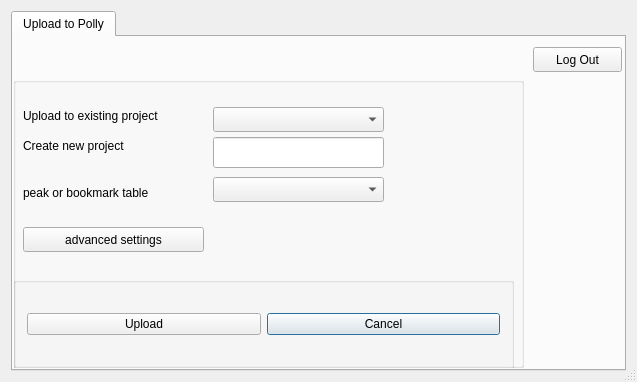
Above: src/gui/mzroll/forms/pollyelmaveninterface.ui from ElucidataInc/ElMaven before the change. Below: the same form after it.
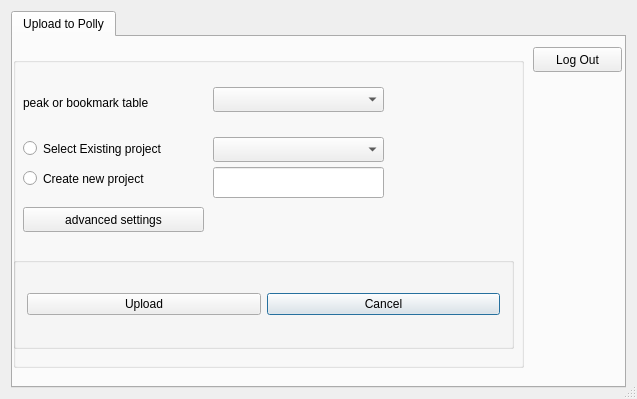
That is the form after the change.

```diff
--- a/src/gui/mzroll/forms/pollyelmaveninterface.ui
+++ b/src/gui/mzroll/forms/pollyelmaveninterface.ui
@@ -7,7 +7,7 @@
     <x>0</x>
     <y>0</y>
     <width>637</width>
-    <height>382</height>
+    <height>399</height>
    </rect>
   </property>
   <property name="sizeIncrement">
@@ -36,9 +36,9 @@
        <property name="geometry">
         <rect>
          <x>0</x>
-         <y>40</y>
+         <y>20</y>
          <width>511</width>
-         <height>291</height>
+         <height>311</height>
         </rect>
        </property>
        <property name="title">
@@ -73,94 +73,32 @@
          </item>
         </layout>
        </widget>
-       <widget class="QLabel" name="label">
-        <property name="geometry">
-         <rect>
-          <x>10</x>
-          <y>30</y>
-          <width>181</width>
-          <height>17</height>
-         </rect>
-        </property>
-        <property name="text">
-         <string>Upload to existing project</string>
-        </property>
-       </widget>
        <widget class="QComboBox" name="comboBox_existing_projects">
+        <property name="enabled">
+         <bool>true</bool>
+        </property>
         <property name="geometry">
          <rect>
           <x>200</x>
-          <y>30</y>
+          <y>80</y>
           <width>171</width>
           <height>25</height>
          </rect>
         </property>
        </widget>
-       <widget class="QLabel" name="label_create_new_project">
-        <property name="geometry">
-         <rect>
-          <x>10</x>
-          <y>60</y>
-          <width>161</width>
-          <height>17</height>
-         </rect>
-        </property>
-        <property name="text">
-         <string>Create new project</string>
-        </property>
-       </widget>
        <widget class="QLineEdit" name="lineEdit_new_project_name">
-        <property name="geometry">
-         <rect>
-          <x>200</x>
-          <y>60</y>
-          <width>171</width>
-          <height>31</height>
-         </rect>
-        </property>
-       </widget>
-       <widget class="QLabel" name="label_peaks_table">
         <property name="enabled">
          <bool>true</bool>
         </property>
         <property name="geometry">
          <rect>
-          <x>10</x>
-          <y>100</y>
-          <width>161</width>
-          <height>31</height>
-         </rect>
-        </property>
-        <property name="text">
-         <string>peak or bookmark table</string>
-        </property>
-       </widget>
-       <widget class="QComboBox" name="comboBox_table_name">
-        <property name="enabled">
-         <bool>true</bool>
-        </property>
-        <property name="geometry">
-         <rect>
           <x>200</x>
-          <y>100</y>
+          <y>110</y>
           <width>171</width>
-          <height>25</height>
+          <height>31</height>
          </rect>
         </property>
        </widget>
-       <widget class="QLabel" name="upload_status">
-        <property name="geometry">
-         <rect>
-          <x>0</x>
-          <y>390</y>
-          <width>361</width>
-          <height>17</height>
-         </rect>
-        </property>
-        <property name="text">
-         <string/>
-        </property>
-       </widget>
        <widget class="QPushButton" name="checkBox_advanced_settings">
         <property name="geometry">
          <rect>
@@ -174,7 +112,7 @@
          <string>advanced settings</string>
         </property>
        </widget>
-       <widget class="QLabel" name="upload_status_2">
+       <widget class="QLabel" name="upload_status">
         <property name="geometry">
          <rect>
           <x>10</x>
@@ -187,6 +125,61 @@
          <string/>
         </property>
        </widget>
+       <widget class="QLabel" name="label_peaks_table">
+        <property name="enabled">
+         <bool>true</bool>
+        </property>
+        <property name="geometry">
+         <rect>
+          <x>10</x>
+          <y>30</y>
+          <width>171</width>
+          <height>31</height>
+         </rect>
+        </property>
+        <property name="text">
+         <string>peak or bookmark table</string>
+        </property>
+       </widget>
+       <widget class="QComboBox" name="comboBox_table_name">
+        <property name="enabled">
+         <bool>true</bool>
+        </property>
+        <property name="geometry">
+         <rect>
+          <x>200</x>
+          <y>30</y>
+          <width>171</width>
+          <height>25</height>
+         </rect>
+        </property>
+       </widget>
+       <widget class="QRadioButton" name="existing_project_radio_button">
+        <property name="geometry">
+         <rect>
+          <x>10</x>
+          <y>80</y>
+          <width>181</width>
+          <height>23</height>
+         </rect>
+        </property>
+        <property name="text">
+         <string>Select Existing project</string>
+        </property>
+       </widget>
+       <widget class="QRadioButton" name="new_project_radio_button">
+        <property name="geometry">
+         <rect>
+          <x>10</x>
+          <y>110</y>
+          <width>181</width>
+          <height>23</height>
+         </rect>
+        </property>
+        <property name="text">
+         <string>Create new project</string>
+        </property>
+       </widget>
       </widget>
       <widget class="QPushButton" name="logout_upload">
        <property name="geometry">
```
Left out of the diff: 3 changed lines with no effect on the pictures.
